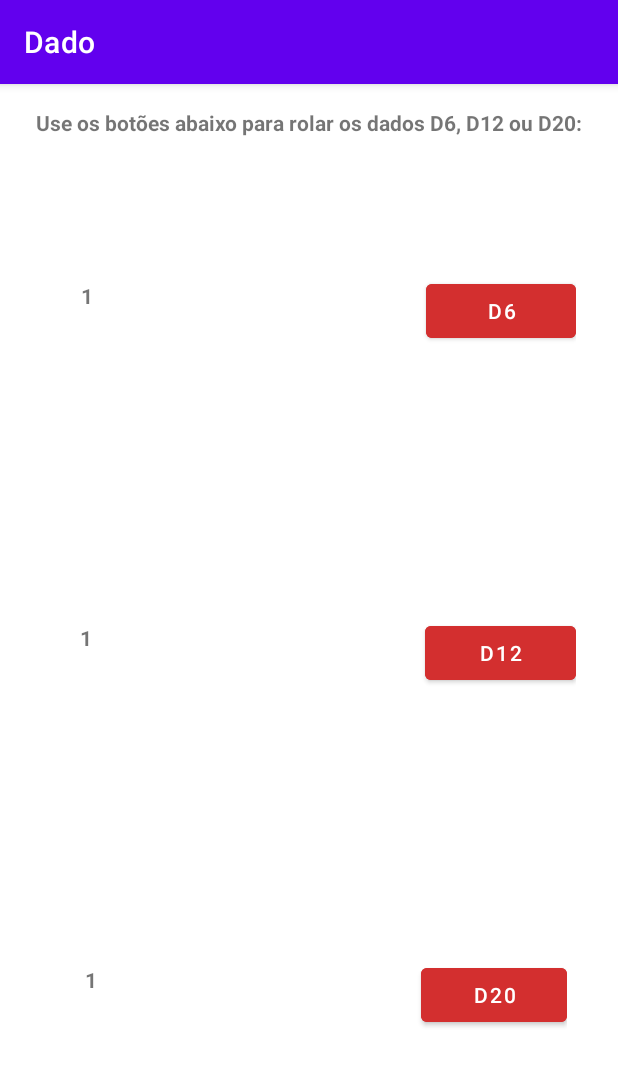
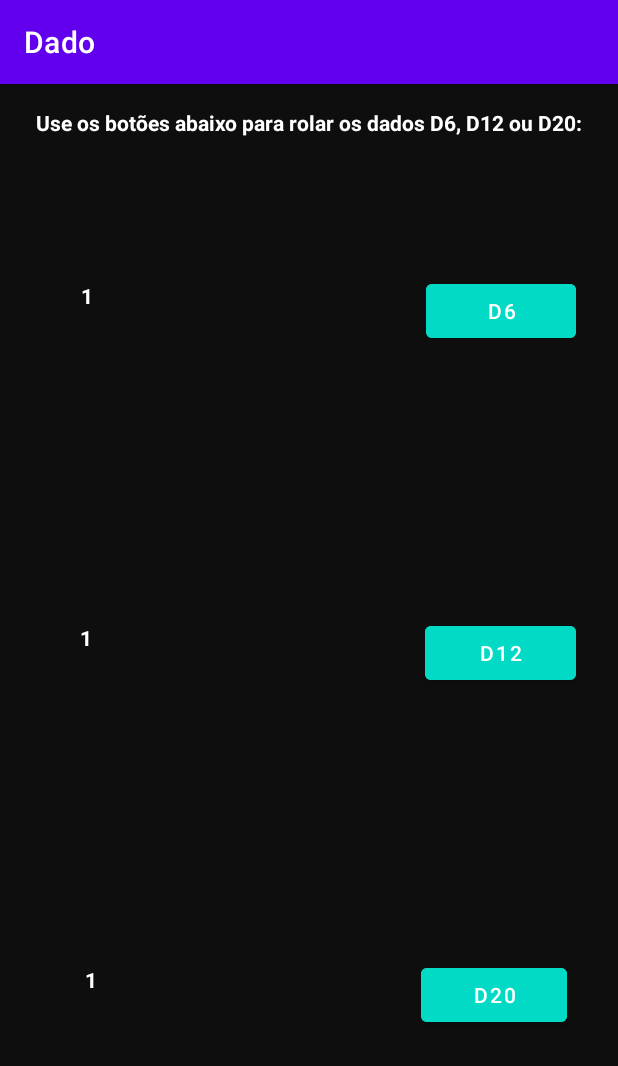
Before and after one commit to ihappygirl/exercicios-generation, an Android app: the screen it shows after launch (MainActivity), on a phone screen of 412 x 824 dp. Shown: the top 1066 px of the screen. Run offline under Robolectric (Android 15) with nearby library versions, the phone set to English and light mode, and no system bars.

Commit message:
Dado/ - commitando ajustes

```diff
--- a/ex-android/Dado/app/src/main/res/layout/activity_main.xml
+++ b/ex-android/Dado/app/src/main/res/layout/activity_main.xml
@@ -4,6 +4,7 @@
     xmlns:tools="http://schemas.android.com/tools"
     android:layout_width="match_parent"
     android:layout_height="match_parent"
+    android:background="#0E0E0E"
     tools:context=".MainActivity">
 
     <TextView
@@ -12,6 +13,7 @@
         android:layout_height="wrap_content"
         android:layout_marginTop="16dp"
         android:text="@string/use_os_bot_es_abaixo_para_girar_os_dados_d6_d12_ou_d20"
+        android:textColor="@color/white"
         android:textStyle="bold"
         app:layout_constraintBottom_toTopOf="@+id/row1"
         app:layout_constraintEnd_toEndOf="parent"
@@ -40,6 +42,7 @@
             android:paddingHorizontal="6dp"
             android:text="@string/_1"
             android:textAlignment="center"
+            android:textColor="@color/white"
             android:textStyle="bold"
             android:translationY="50dp" />
 
@@ -60,10 +63,11 @@
             android:layout_width="wrap_content"
             android:layout_height="wrap_content"
             android:layout_weight="1"
-            android:backgroundTint="#D32F2F"
+            android:backgroundTint="@color/teal_200"
             android:text="@string/d6"
             android:textColor="@color/white"
-            android:translationY="60dp" />
+            android:translationY="60dp"
+            tools:ignore="TextContrastCheck" />
 
     </LinearLayout>
 
@@ -86,6 +90,7 @@
             android:layout_weight="1"
             android:text="@string/_1"
             android:textAlignment="center"
+            android:textColor="@color/white"
             android:textStyle="bold"
             android:translationY="50dp" />
 
@@ -105,10 +110,11 @@
             android:layout_width="wrap_content"
             android:layout_height="wrap_content"
             android:layout_weight="1"
-            android:backgroundTint="#D32F2F"
+            android:backgroundTint="@color/teal_200"
             android:text="@string/d12"
             android:textColor="@color/white"
-            android:translationY="60dp" />
+            android:translationY="60dp"
+            tools:ignore="TextContrastCheck" />
     </LinearLayout>
 
     <LinearLayout
@@ -130,6 +136,8 @@
             android:layout_weight="1"
             android:text="@string/_1"
             android:textAlignment="center"
+            android:textColor="@color/white"
+            android:textSize="14sp"
             android:textStyle="bold"
             android:translationY="50dp" />
 
@@ -149,9 +157,10 @@
             android:layout_width="wrap_content"
             android:layout_height="wrap_content"
             android:layout_weight="1"
-            android:backgroundTint="#D32F2F"
+            android:backgroundTint="@color/teal_200"
             android:text="@string/d20"
             android:textColor="@color/white"
-            android:translationY="60dp" />
+            android:translationY="60dp"
+            tools:ignore="TextContrastCheck" />
     </LinearLayout>
 </androidx.constraintlayout.widget.ConstraintLayout>
```
